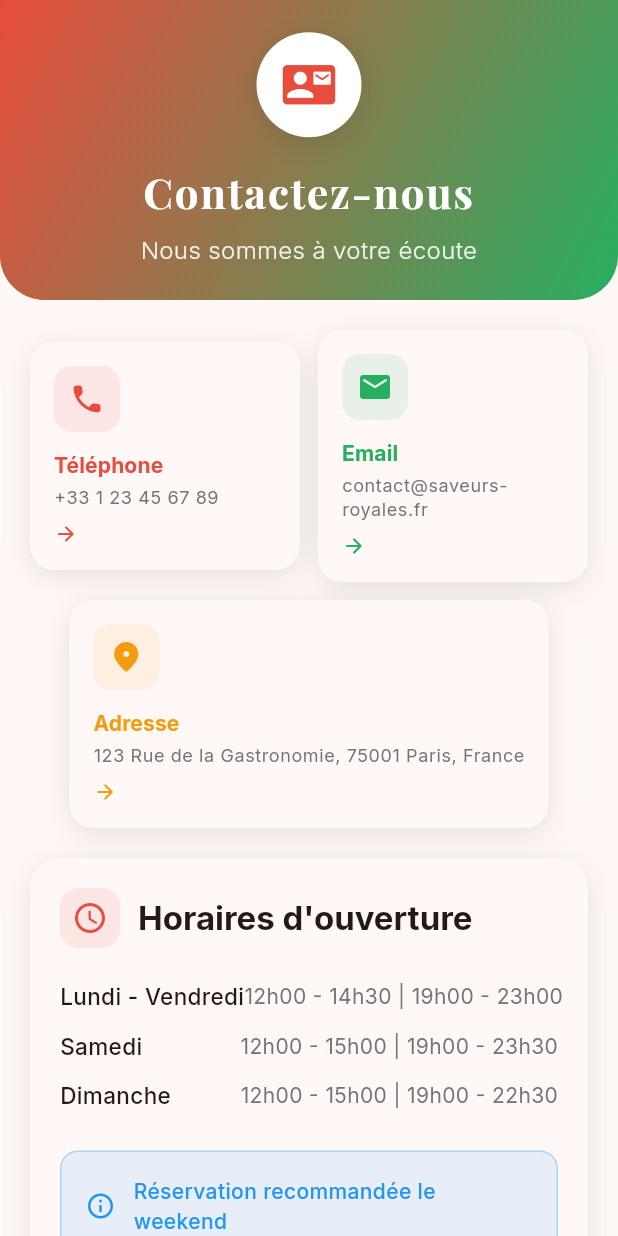
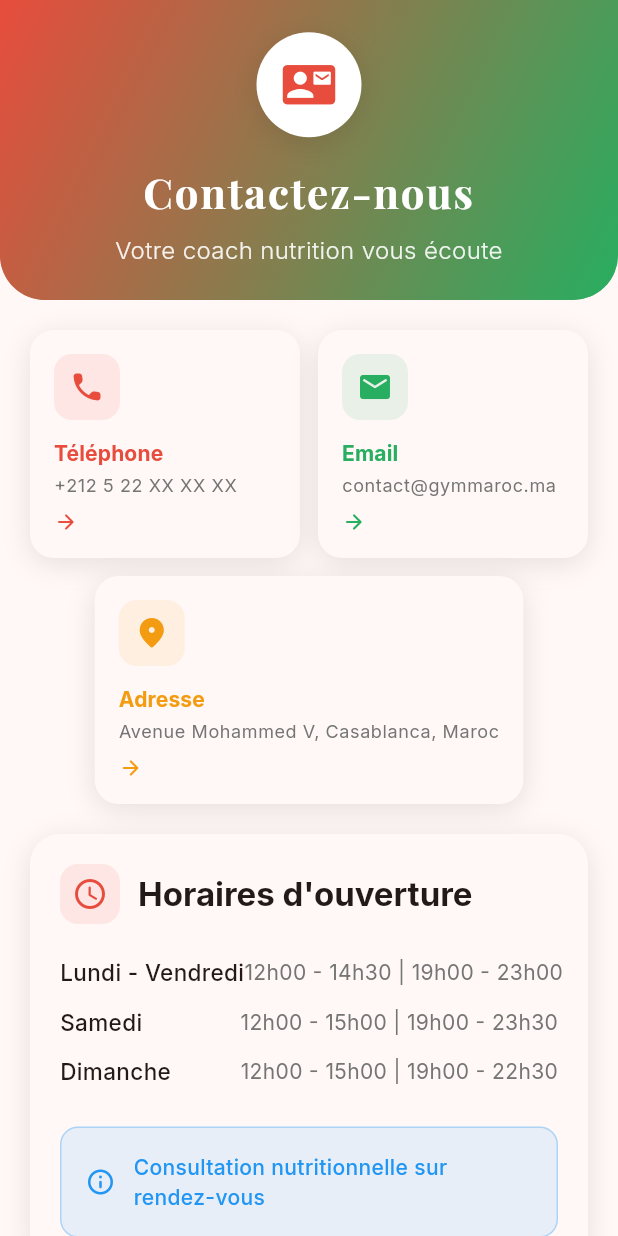
Before and after one commit to ADAMFUTUR/restaurant_app, a Flutter app: the ContactScreen screen opened directly, on a phone screen of 412 x 824 dp. Run offline on Flutter 3.47's test engine with Material 3 defaults, Android fonts, the light colour scheme and no system bars; our stand-ins replace cached_network_image, flutter_staggered_animations, google_fonts, hive, hive_flutter, shared_preferences; accounts and stored records are empty; network calls fail; statements that could not run were skipped.

Commit message:
Updated pubspec.yaml

```diff
--- a/lib/screens/contact_screen.dart
+++ b/lib/screens/contact_screen.dart
@@ -143,7 +143,7 @@ class _ContactScreenState extends State<ContactScreen>
                       ),
                       const SizedBox(height: 8),
                       Text(
-                        'Nous sommes à votre écoute',
+                        'Votre coach nutrition vous écoute',
                         style: GoogleFonts.inter(
                           fontSize: 16,
                           color: Colors.white.withOpacity(0.9),
@@ -173,9 +173,9 @@ class _ContactScreenState extends State<ContactScreen>
                 child: _buildInfoCard(
                   icon: Icons.phone_rounded,
                   title: 'Téléphone',
-                  subtitle: '+33 1 23 45 67 89',
+                  subtitle: '+212 5 22 XX XX XX',
                   color: AppColors.primary,
-                  onTap: () => _launchPhone('+33123456789'),
+                  onTap: () => _launchPhone('+212522XXXXXX'),
                 ),
               ),
               const SizedBox(width: 12),
@@ -183,9 +183,9 @@ class _ContactScreenState extends State<ContactScreen>
                 child: _buildInfoCard(
                   icon: Icons.email_rounded,
                   title: 'Email',
-                  subtitle: 'contact@saveurs-royales.fr',
+                  subtitle: 'contact@gymmaroc.ma',
                   color: AppColors.accent,
-                  onTap: () => _launchEmail('contact@saveurs-royales.fr'),
+                  onTap: () => _launchEmail('contact@gymmaroc.ma'),
                 ),
               ),
             ],
@@ -194,7 +194,7 @@ class _ContactScreenState extends State<ContactScreen>
           _buildInfoCard(
             icon: Icons.location_on_rounded,
             title: 'Adresse',
-            subtitle: '123 Rue de la Gastronomie, 75001 Paris, France',
+            subtitle: 'Avenue Mohammed V, Casablanca, Maroc',
             color: AppColors.secondary,
             onTap: () => _launchMaps(),
           ),
@@ -326,7 +326,7 @@ class _ContactScreenState extends State<ContactScreen>
                 const SizedBox(width: 12),
                 Expanded(
                   child: Text(
-                    'Réservation recommandée le weekend',
+                    'Consultation nutritionnelle sur rendez-vous',
                     style: TextStyle(
                       color: AppColors.info,
                       fontWeight: FontWeight.w500,
--- a/lib/screens/main_screen.dart
+++ b/lib/screens/main_screen.dart
@@ -31,7 +31,7 @@ class _MainScreenState extends State<MainScreen> with TickerProviderStateMixin {
 
   final List<String> _titles = [
     'Accueil',
-    'Menu',
+    'Nutrition',
     'Favoris',
     'Contact',
   ];
@@ -156,7 +156,7 @@ class _MainScreenState extends State<MainScreen> with TickerProviderStateMixin {
             BottomNavigationBarItem(
               icon: Icon(Icons.restaurant_menu_outlined),
               activeIcon: Icon(Icons.restaurant_menu_rounded),
-              label: 'Menu',
+              label: 'Nutrition',
             ),
             BottomNavigationBarItem(
               icon: Icon(Icons.favorite_outline),
--- a/pubspec.yaml
+++ b/pubspec.yaml
@@ -1,5 +1,5 @@
-name: menu_interactif_restaurant
-description: Application mobile de menu interactif pour restaurant avec design moderne inspiré de Burger King
+name: gym_maroc_nutrition
+description: Application mobile de nutrition sportive marocaine pour les athlètes et passionnés de fitness
 
 publish_to: 'none'
 version: 1.0.0+1
```
